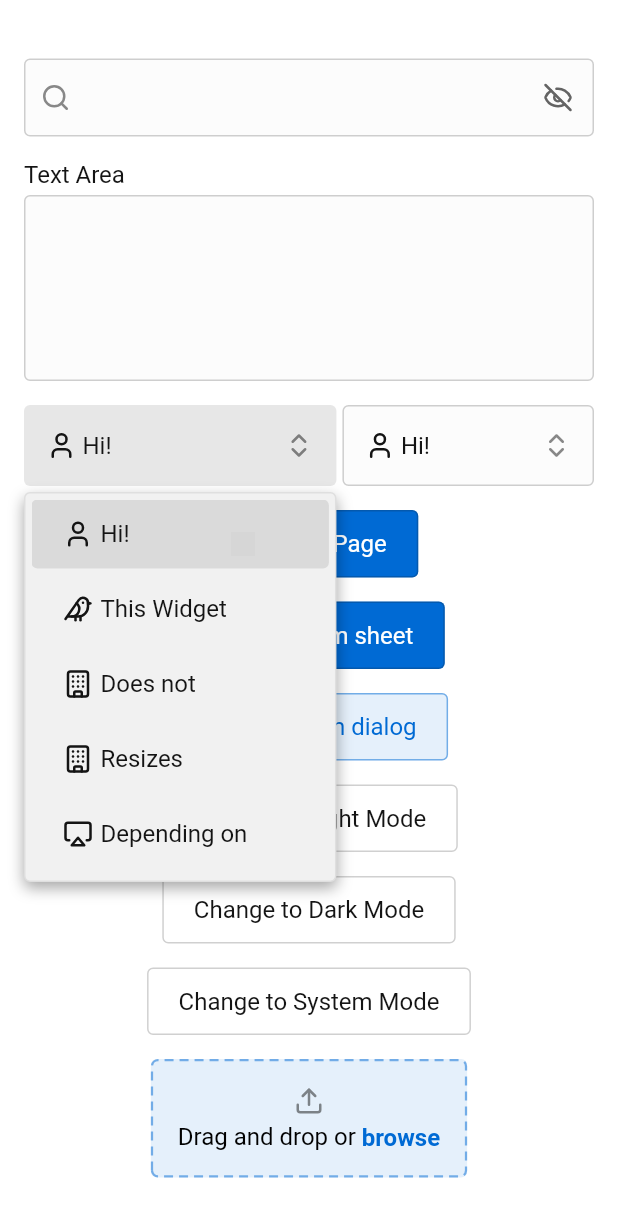
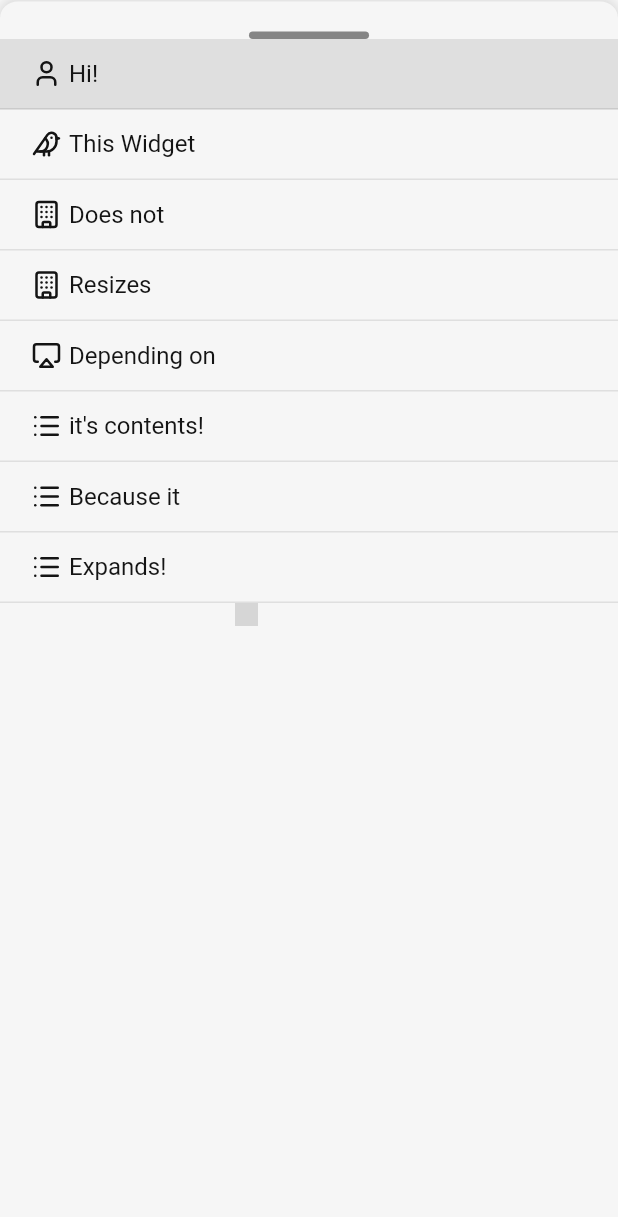
Before and after one commit to AxonDesigns/widget_app, a Flutter app: the screen it shows after launch, after a tap on "Hi!", on a phone screen of 412 x 824 dp. Shown: the top 1217 px of the screen. Run offline on Flutter 3.47's test engine with Material 3 defaults, Android fonts, the phone set to English and light mode, and no system bars; drawn by our look-alikes of dotted_border, rive; our stand-ins replace file_picker, flutter_lucide, go_router, shared_preferences; missing offline and left inert: screen_retriever, sheet, super_drag_and_drop, window_manager; grey boxes are pictures that could not be loaded.

Commit message:
Start Scroll Experiment

```diff
--- a/lib/components.dart
+++ b/lib/components.dart
@@ -21,3 +21,5 @@ export 'components/fractional_clip_r_rect.dart';
 export 'components/size_clip_r_rect.dart';
 export 'components/link.dart';
 export 'components/delegated_transitions_route.dart';
+export 'components/sheet_container.dart';
+export 'components/sheet_route.dart';
--- a/lib/components/confirm_dialog.dart
+++ b/lib/components/confirm_dialog.dart
@@ -48,10 +48,7 @@ class ConfirmDialog extends StatelessWidget {
                 ),
               ],
             ),
-            padding: const EdgeInsets.symmetric(
-              horizontal: 18.0,
-              vertical: 16.0,
-            ),
+            padding: const EdgeInsets.all(20.0),
             child: ConstrainedBox(
               constraints: const BoxConstraints(maxWidth: 400.0),
               child: Column(
@@ -61,9 +58,9 @@ class ConfirmDialog extends StatelessWidget {
                   Text(
                     title,
                     style: const TextStyle(
-                        fontSize: 18.0,
-                        fontFamily: "Segoe UI",
-                        fontWeight: FontWeight.w600),
+                      fontSize: 20.0,
+                      fontWeight: FontWeight.w600,
+                    ),
                   ),
                   const SizedBox(height: 8.0),
                   Text(
--- a/lib/components/generic_page_route.dart
+++ b/lib/components/generic_page_route.dart
@@ -1,7 +1,6 @@
 import 'package:widget_app/generic.dart';
 
-class GenericPageRoute<T> extends PageRoute<T>
-    with GenericRouteTransitionMixin<T> {
+class GenericPageRoute<T> extends PageRoute<T> with GenericRouteTransitionMixin<T> {
   GenericPageRoute({
     super.settings,
     required this.builder,
@@ -30,7 +29,7 @@ mixin GenericRouteTransitionMixin<T> on PageRoute<T> {
   Widget buildContent(BuildContext context);
 
   @override
-  Duration get transitionDuration => const Duration(milliseconds: 300);
+  Duration get transitionDuration => const Duration(milliseconds: 450);
 
   @override
   Color? get barrierColor => const Color(0x00000000);
@@ -68,8 +67,7 @@ mixin GenericRouteTransitionMixin<T> on PageRoute<T> {
 
   @override
   bool canTransitionTo(TransitionRoute<dynamic> nextRoute) {
-    return (nextRoute is GenericRouteTransitionMixin &&
-        !nextRoute.fullscreenDialog);
+    return (nextRoute is GenericRouteTransitionMixin && !nextRoute.fullscreenDialog);
   }
 }
 
@@ -104,8 +102,7 @@ class GenericPage<T> extends Page<T> {
   }
 }
 
-class _PageBasedGenericPageRoute<T> extends PageRoute<T>
-    with GenericRouteTransitionMixin<T> {
+class _PageBasedGenericPageRoute<T> extends PageRoute<T> with GenericRouteTransitionMixin<T> {
   _PageBasedGenericPageRoute({
     required GenericPage<T> page,
     super.allowSnapshotting,
@@ -132,8 +129,7 @@ class _PageBasedGenericPageRoute<T> extends PageRoute<T>
 
 //Extended Routes
 
-class GenericExtendedPageRoute<T> extends GenericPageRoute<T>
-    with GenericDelegatedTransitionsRoute<T> {
+class GenericExtendedPageRoute<T> extends GenericPageRoute<T> with GenericDelegatedTransitionsRoute<T> {
   GenericExtendedPageRoute({
     required super.builder,
     super.settings,
@@ -173,8 +169,7 @@ class GenericExtendedPage<T> extends Page<T> {
 //
 // This route uses the builder from the page to build its content. This ensures
 // the content is up to date after page updates.
-class _PageBasedGenericExtendedPageRoute<T>
-    extends GenericExtendedPageRoute<T> {
+class _PageBasedGenericExtendedPageRoute<T> extends GenericExtendedPageRoute<T> {
   _PageBasedGenericExtendedPageRoute({
     required GenericExtendedPage<T> page,
   }) : super(
--- a/lib/components/select_input.dart
+++ b/lib/components/select_input.dart
@@ -1,8 +1,9 @@
 import 'dart:ui';
 
+import 'package:flutter/material.dart' show Scaffold, AppBar, DefaultMaterialLocalizations;
 import 'package:flutter/services.dart';
 import 'package:flutter_lucide/flutter_lucide.dart';
-import 'package:widget_app/components/pass_through_route.dart';
+import 'package:sheet/sheet.dart';
 import 'package:widget_app/generic.dart';
 
 class SelectInput extends StatefulWidget {
@@ -74,8 +75,7 @@ class _SelectInputState extends State<SelectInput> {
   void _setUpFocusNode(FocusNode node) {
     node.addListener(_handleFocusChange);
     node.onKeyEvent = (node, event) {
-      if (event is KeyDownEvent &&
-          event.logicalKey == LogicalKeyboardKey.escape) {
+      if (event is KeyDownEvent && event.logicalKey == LogicalKeyboardKey.escape) {
         node.unfocus();
         return KeyEventResult.handled;
       }
@@ -93,66 +93,44 @@ class _SelectInputState extends State<SelectInput> {
 
     _focusNode.requestFocus();
 
-    final renderBox = context.findRenderObject() as RenderBox;
-    final size = renderBox.size;
     Navigator.of(context)
         .push(
-      PassThroughRoute(
-        transitionDuration: _duration,
-        onPopCallback: () {
-          if (_popupOpened && !hovered) {
-            _closeOverlay();
+      GenericSheetRoute(
+        fit: SheetFit.expand,
+        barrierDismissible: true,
+        initialExtent: 0.5,
+        draggable: true,
+        stops: [0.0, 0.5, 0.9],
+        physics: const BouncingSheetPhysics(
+          overflowViewport: true,
+        ),
+        builder: (context) {
+          return SheetContainer(
+              padding: EdgeInsets.zero,
+              handleSpacing: 0.0,
+              child: SafeArea(
+                bottom: false,
+                top: false,
+                child: ListView.builder(
+                  shrinkWrap: true,
+                  primary: true,
+                  padding: EdgeInsets.zero,
+                  physics: const BouncingScrollPhysics(),
+                  itemCount: widget.items.length,
+                  itemBuilder: (context, index) {
+                    return _Option(
+                      item: widget.items[index],
+                      selected: widget.selectedIndex == index,
+                      index: index,
+                      onPressed: (idx) {
+                        if (Navigator.canPop(context)) {
+                          Navigator.pop(context, idx);
                         }
                       },
-        transitionBuilder: (context, animation, secondaryAnimation, child) {
-          final curvedAnimation = CurvedAnimation(
-            parent: animation,
-            curve: Curves.fastEaseInToSlowEaseOut,
-          );
-          return FadeTransition(
-            opacity: curvedAnimation,
-            child: child,
                     );
                   },
-        builder: (context, animation, __) {
-          return Stack(
-            children: [
-              AnimatedBuilder(
-                animation: animation,
-                builder: (context, child) {
-                  final curvedAnimation = CurvedAnimation(
-                    parent: animation,
-                    curve: Curves.fastEaseInToSlowEaseOut,
-                  );
-                  return CompositedTransformFollower(
-                    link: _layerLink,
-                    followerAnchor: Alignment.topCenter,
-                    targetAnchor: Alignment.bottomCenter,
-                    offset: Offset(
-                      0,
-                      lerpDouble(
-                        -size.height,
-                        4,
-                        curvedAnimation.value,
-                      )!,
                 ),
-                    child: child,
-                  );
-                },
-                child: TapRegion(
-                  groupId: SelectInput,
-                  child: SizedBox(
-                    width: size.width,
-                    child: _SelectOverlay(
-                      items: widget.items,
-                      width: size.width,
-                      selectedIndex: widget.selectedIndex,
-                    ),
-                  ),
-                ),
-              ),
-            ],
-          );
+              ));
         },
       ),
     )
@@ -189,8 +167,7 @@ class _SelectInputState extends State<SelectInput> {
           onFocusChange: (value) => setState(() => focused = value),
           onShowHoverHighlight: (value) => setState(() => hovered = value),
           shortcuts: {
-            LogicalKeySet(LogicalKeyboardKey.enter):
-                const ButtonActivateIntent(),
+            LogicalKeySet(LogicalKeyboardKey.enter): const ButtonActivateIntent(),
           },
           actions: {
             ButtonActivateIntent: CallbackAction<ButtonActivateIntent>(
@@ -356,11 +333,14 @@ class _OptionState extends State<_Option> {
 
   @override
   Widget build(BuildContext context) {
-    if (widget.selected) {
     return Container(
       decoration: BoxDecoration(
+        color: widget.selected ? context.theme.foregroundColor.withOpacity(0.1) : Colors.transparent,
+        border: Border(
+          bottom: BorderSide(
             color: context.theme.foregroundColor.withOpacity(0.1),
-          borderRadius: BorderRadius.circular(context.theme.radiusSize),
+          ),
+        ),
       ),
       child: _buildButton(
         context,
@@ -369,13 +349,11 @@ class _OptionState extends State<_Option> {
     );
   }
 
-    return _buildButton(context);
-  }
-
   Widget _buildButton(BuildContext context, {bool autofocus = false}) {
     return Button.ghost(
       autofocus: autofocus,
       alignment: MainAxisAlignment.start,
+      borderRadius: 0.0,
       onPressed: () {
         widget.onPressed.call(widget.index);
         widget.item.onPressed?.call(widget.index);
--- /dev/null
+++ b/lib/components/sheet_container.dart
@@ -0,0 +1,79 @@
+import 'package:flutter/services.dart';
+import 'package:widget_app/generic.dart';
+
+class SheetContainer extends StatelessWidget {
+  const SheetContainer({
+    super.key,
+    required this.child,
+    this.padding,
+    this.handleSpacing = 36,
+  });
+
+  final Widget child;
+  final EdgeInsets? padding;
+  final double handleSpacing;
+
+  @override
+  Widget build(BuildContext context) {
+    return AnnotatedRegion<SystemUiOverlayStyle>(
+      value: SystemUiOverlayStyle(
+        systemNavigationBarColor: context.theme.surfaceColor.low,
+      ),
+      child: Container(
+        clipBehavior: Clip.antiAlias,
+        padding: EdgeInsets.only(
+          top: 0,
+          bottom: padding?.bottom ?? 20,
+          left: padding?.left ?? 20,
+          right: padding?.right ?? 20,
+        ),
+        decoration: BoxDecoration(
+          color: context.theme.surfaceColor.low,
+          borderRadius: BorderRadius.vertical(
+            top: Radius.circular(
+              context.theme.radiusSize * 3,
+            ),
+          ),
+          border: Border(
+            top: BorderSide(
+              color: context.theme.foregroundColor.withOpacity(0.075),
+            ),
+          ),
+          boxShadow: [
+            BoxShadow(
+              color: Colors.black.withOpacity(0.25),
+              blurRadius: 12.0,
+              offset: const Offset(0.0, 0.0),
+            ),
+          ],
+        ),
+        child: SingleChildScrollView(
+          child: GappedColumn(
+            mainAxisSize: MainAxisSize.min,
+            crossAxisAlignment: CrossAxisAlignment.stretch,
+            gap: handleSpacing,
+            children: [
+              Align(
+                alignment: Alignment.center,
+                child: Container(
+                  decoration: BoxDecoration(
+                    color: context.theme.foregroundColor.withOpacity(0.5),
+                    borderRadius: BorderRadius.circular(
+                      context.theme.radiusSize,
+                    ),
+                  ),
+                  margin: const EdgeInsets.only(
+                    top: 20,
+                  ),
+                  height: 5,
+                  width: 80,
+                ),
+              ),
+              child,
+            ],
+          ),
+        ),
+      ),
+    );
+  }
+}
--- /dev/null
+++ b/lib/components/sheet_experiment.dart
@@ -0,0 +1,63 @@
+import 'package:flutter/widgets.dart';
+import 'package:widget_app/components.dart';
+
+class SheetExperiment extends StatefulWidget {
+  const SheetExperiment({
+    super.key,
+    required this.child,
+  });
+
+  final Widget child;
+
+  @override
+  State<SheetExperiment> createState() => _SheetExperimentState();
+}
+
+class _SheetExperimentState extends State<SheetExperiment> {
+  final _controller = ScrollController();
+
+  @override
+  void dispose() {
+    _controller.dispose();
+    super.dispose();
+  }
+
+  @override
+  Widget build(BuildContext context) {
+    return Stack(
+      children: [
+        widget.child,
+        Positioned.fill(
+          child: LayoutBuilder(builder: (context, constraints) {
+            return CustomScrollView(
+              scrollBehavior: const GenericScrollBehavior(),
+              hitTestBehavior: HitTestBehavior.translucent,
+              controller: _controller,
+              slivers: [
+                SliverToBoxAdapter(
+                  child: SizedBox(
+                    height: constraints.maxHeight,
+                  ),
+                ),
+                SliverToBoxAdapter(
+                  child: Container(
+                    decoration: BoxDecoration(
+                        color: context.theme.backgroundColor,
+                        borderRadius: BorderRadius.circular(8),
+                        border: Border(
+                          top: BorderSide(
+                            color: context.theme.foregroundColor.withOpacity(0.1),
+                            width: 1,
+                          ),
+                        )),
+                    height: constraints.maxHeight,
+                  ),
+                )
+              ],
+            );
+          }),
+        )
+      ],
+    );
+  }
+}
--- a/lib/components/sheet_route.dart
+++ b/lib/components/sheet_route.dart
@@ -21,6 +21,7 @@ class GenericSheetRoute<T> extends GenericModalRoute<T> {
     this.sheetLabel,
     this.willPopThreshold = 0.8,
     this.decorationBuilder,
+    this.maxExtent,
   }) : super(
           fullscreenDialog: true,
         );
@@ -68,6 +69,9 @@ class GenericSheetRoute<T> extends GenericModalRoute<T> {
   ///
   /// The default value is null.
   final SheetDecorationBuilder? decorationBuilder;
+
+  /// The maximum extent of the sheet
+  final double? maxExtent;
 
   AnimationController? _routeAnimationController;
 
@@ -120,6 +124,11 @@ class GenericSheetRoute<T> extends GenericModalRoute<T> {
   }
 
   @override
+  Widget buildTransitions(BuildContext context, Animation<double> animation, Animation<double> secondaryAnimation, Widget child) {
+    return child;
+  }
+
+  @override
   bool get opaque => false;
 
   Widget buildSheet(BuildContext context, Widget child) {
@@ -135,6 +144,7 @@ class GenericSheetRoute<T> extends GenericModalRoute<T> {
       decorationBuilder: decorationBuilder,
       fit: fit,
       physics: effectivePhysics,
+      maxExtent: maxExtent,
       controller: sheetController,
       child: child,
     );
@@ -165,7 +175,7 @@ class __SheetRouteContainerState extends State<_SheetRouteContainer> with Ticker
       _sheetController.relativeAnimateTo(
         route.initialExtent,
         duration: route.transitionDuration,
-        curve: route.animationCurve ?? Curves.easeOut,
+        curve: route.animationCurve ?? context.theme.curve,
       );
     });
     super.initState();
--- a/lib/pages/home_page.dart
+++ b/lib/pages/home_page.dart
@@ -17,6 +17,7 @@ class _HomePageState extends State<HomePage> {
   bool _obscureText = false;
   int _selectedIndex = 0;
   int _selectedIndex2 = 0;
+  int _selectedIndex3 = 0;
 
   @override
   void initState() {
@@ -163,6 +164,24 @@ class _HomePageState extends State<HomePage> {
                       ),
                     ],
                   ),
+                  SelectInput(
+                    expanded: true,
+                    selectedIndex: _selectedIndex3,
+                    onItemSelected: (index) {
+                      setState(() {
+                        _selectedIndex3 = index;
+                      });
+                    },
+                    items: List.generate(
+                      25,
+                      (index) {
+                        return Option(
+                          icon: const Icon(LucideIcons.user),
+                          text: "Option $index",
+                        );
+                      },
+                    ),
+                  ),
                   Tooltip(
                     message: "Example tooltip",
                     child: Button.primary(
@@ -183,82 +202,39 @@ class _HomePageState extends State<HomePage> {
                           GenericSheetRoute(
                             barrierDismissible: true,
                             draggable: true,
-                            animationCurve: Curves.fastEaseInToSlowEaseOut,
                             barrierColor: context.theme.backgroundColor.withOpacity(0.5),
                             builder: (context) {
-                              return AnnotatedRegion(
-                                value: SystemUiOverlayStyle(
-                                  systemNavigationBarColor: context.theme.surfaceColor.low,
-                                ),
-                                child: Container(
-                                  clipBehavior: Clip.antiAlias,
-                                  decoration: BoxDecoration(
-                                      color: context.theme.surfaceColor.low,
-                                      borderRadius: BorderRadius.vertical(
-                                        top: Radius.circular(
-                                          context.theme.radiusSize * 2,
-                                        ),
-                                      ),
-                                      boxShadow: [
-                                        BoxShadow(
-                                          color: Colors.black.withOpacity(0.25),
-                                          blurRadius: 12.0,
-                                          offset: const Offset(0.0, 0.0),
-                                        ),
-                                      ]),
-                                  child: SingleChildScrollView(
-                                    padding: const EdgeInsets.all(16.0),
+                              return SheetContainer(
                                 child: GappedColumn(
                                   mainAxisSize: MainAxisSize.min,
                                   crossAxisAlignment: CrossAxisAlignment.stretch,
                                   gap: 16.0,
                                   children: [
-                                        Align(
-                                          alignment: Alignment.center,
-                                          child: Container(
-                                            decoration: BoxDecoration(
-                                              color: context.theme.surfaceColor.highest,
-                                              borderRadius: BorderRadius.circular(
-                                                context.theme.radiusSize,
-                                              ),
-                                            ),
-                                            height: 6,
-                                            width: 80,
-                                          ),
-                                        ),
                                     Text(
                                       "Are you absolutely sure?",
                                       style: context.theme.baseTextStyle.copyWith(
                                         fontWeight: FontWeight.bold,
-                                            fontSize: 18,
+                                        fontSize: 20,
                                       ),
                                     ),
                                     Text(
                                       "This will delete all your data from our servers, and you will not be able to recover it.",
                                       style: context.theme.baseTextStyle,
                                     ),
-                                        GappedRow(
-                                          mainAxisSize: MainAxisSize.max,
-                                          mainAxisAlignment: MainAxisAlignment.end,
-                                          gap: 8.0,
-                                          children: [
+                                    const SizedBox(height: 16),
+                                    Button.destructive(
+                                      onPressed: () {
+                                        Navigator.of(context).pop(true);
+                                      },
+                                      children: const [Text("Confirm")],
+                                    ),
                                     Button.outline(
                                       onPressed: () {
                                         Navigator.of(context).pop(false);
                                       },
                                       children: const [Text("Cancel")],
                                     ),
-                                            Button.destructive(
-                                              onPressed: () {
-                                                Navigator.of(context).pop(true);
-                                              },
-                                              children: const [Text("Confirm")],
-                                            )
                                   ],
-                                        ),
-                                      ],
-                                    ),
-                                  ),
                                 ),
                               );
                             },
@@ -278,6 +254,7 @@ class _HomePageState extends State<HomePage> {
                         content: "This will delete all your data from our servers, "
                             "and you will not be able to recover it.",
                         type: ConfirmDialogType.destructive,
+                        confirmButtonText: "Confirm",
                       );
 
                       print(result);
--- a/lib/router.dart
+++ b/lib/router.dart
@@ -1,4 +1,5 @@
 import 'package:go_router/go_router.dart';
+import 'package:widget_app/components/sheet_experiment.dart';
 import 'package:widget_app/generic.dart';
 import 'package:widget_app/pages/about_page.dart';
 import 'package:widget_app/pages/home_page.dart';
@@ -21,7 +22,9 @@ var router = GoRouter(
   routes: [
     ShellRoute(
       builder: (context, state, child) {
-        return child;
+        return SheetExperiment(
+          child: child,
+        );
       },
       routes: [
         CustomGoRoute(
```
Lines whose indentation alone changed are shown as unchanged.
